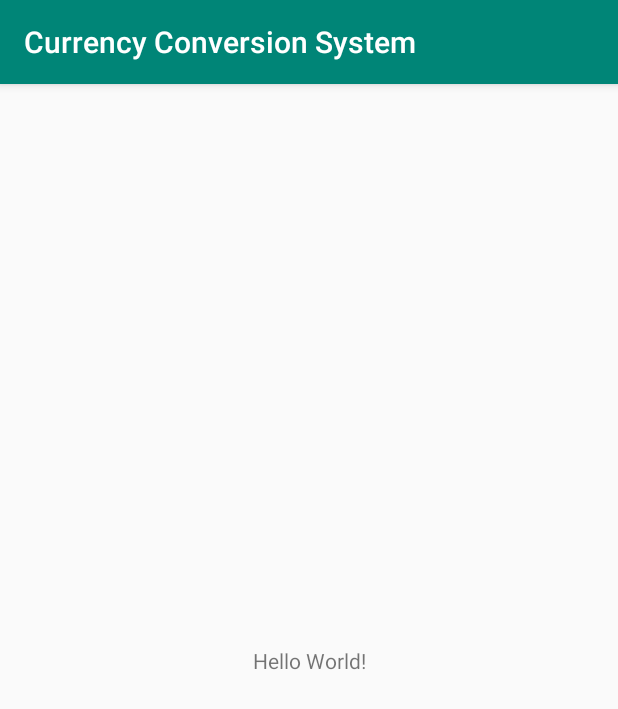
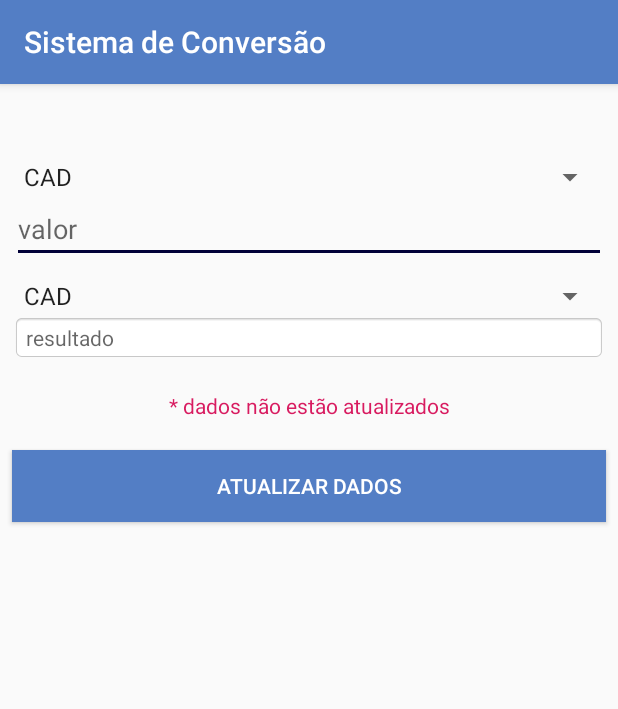
Before and after one commit to leohsmedeiros/CurrencyConversionSystem, an Android app: the screen it shows after launch (MainActivity), on a phone screen of 412 x 824 dp. Shown: the top 709 px of the screen. Run offline under Robolectric (Android 15) with nearby library versions, the phone set to English and light mode, and no system bars.

Commit message:
- customizado o layout da Main Activity. - criados os spinners, o botão e os campos de texto para receber o valor a ser convertido e apresentar o resultado, e criado o campo onde será apresentada a informação se as taxas de conversão estão atualizadas; - adicionadas novas cores para serem utilizadas no layout; - adicionadas novas string para serem utilizadas no layout;

```diff
--- a/app/src/main/res/layout/activity_main.xml
+++ b/app/src/main/res/layout/activity_main.xml
@@ -7,13 +7,56 @@
         android:layout_height="match_parent"
         tools:context=".MainActivity">
 
+    <Spinner
+            android:layout_width="0dp"
+            android:layout_height="wrap_content"
+            android:id="@+id/spinner_from" app:layout_constraintTop_toTopOf="parent"
+            app:layout_constraintStart_toStartOf="parent" android:layout_marginStart="8dp"
+            android:layout_marginTop="50dp"
+            app:layout_constraintEnd_toEndOf="parent" android:layout_marginEnd="8dp"
+            android:entries="@array/spinner_items"/>
+    <EditText
+            android:layout_width="0dp"
+            android:layout_height="wrap_content"
+            android:inputType="number|numberDecimal"
+            android:ems="10"
+            android:id="@+id/et_entry"
+            app:layout_constraintTop_toBottomOf="@+id/spinner_from"
+            app:layout_constraintStart_toStartOf="parent" android:layout_marginStart="8dp"
+            app:layout_constraintEnd_toEndOf="@+id/spinner_from" android:hint="@string/hint_for_entry"
+            android:autofillHints="" tools:targetApi="o"/>
+    <Spinner
+            android:layout_width="0dp"
+            android:layout_height="wrap_content"
+            android:id="@+id/spinner_to"
+            app:layout_constraintEnd_toEndOf="parent"
+            android:layout_marginTop="10dp"
+            app:layout_constraintTop_toBottomOf="@+id/et_entry" app:layout_constraintStart_toStartOf="parent"
+            android:layout_marginStart="8dp" android:layout_marginEnd="8dp" android:entries="@array/spinner_items"/>
     <TextView
-            android:layout_width="wrap_content"
+            android:layout_width="0dp"
+            android:layout_height="wrap_content" android:id="@+id/tv_result" app:layout_constraintEnd_toEndOf="parent"
+            android:background="@android:drawable/editbox_background" android:hint="@string/hint_for_result"
+            android:gravity="center_vertical" android:visibility="visible"
+            app:layout_constraintTop_toBottomOf="@+id/spinner_to" android:layout_marginEnd="8dp"
+            app:layout_constraintStart_toStartOf="parent" android:layout_marginStart="8dp"/>
+    <TextView
+            android:text="@string/outdated_data"
+            android:layout_width="0dp"
             android:layout_height="wrap_content"
-            android:text="Hello World!"
-            app:layout_constraintBottom_toBottomOf="parent"
-            app:layout_constraintLeft_toLeftOf="parent"
-            app:layout_constraintRight_toRightOf="parent"
-            app:layout_constraintTop_toTopOf="parent"/>
+            android:id="@+id/tv_update_info"
+            app:layout_constraintTop_toBottomOf="@+id/tv_result" app:layout_constraintEnd_toEndOf="parent"
+            app:layout_constraintStart_toStartOf="parent"
+            android:layout_marginTop="20dp" android:layout_marginStart="8dp" android:layout_marginEnd="8dp"
+            android:gravity="center" android:textColor="@color/outdated"/>
+    <Button
+            android:text="@string/btn_update_data"
+            android:layout_width="0dp"
+            android:layout_height="wrap_content"
+            android:id="@+id/btn_update"
+            app:layout_constraintTop_toBottomOf="@+id/tv_update_info" android:layout_marginTop="20dp"
+            app:layout_constraintEnd_toEndOf="parent" android:layout_marginEnd="8dp"
+            app:layout_constraintStart_toStartOf="parent" android:layout_marginStart="8dp"
+            android:background="@color/colorPrimary" android:textColor="@color/white"/>
 
 </android.support.constraint.ConstraintLayout>
--- a/app/src/main/res/values/colors.xml
+++ b/app/src/main/res/values/colors.xml
@@ -1,6 +1,15 @@
 <?xml version="1.0" encoding="utf-8"?>
 <resources>
-    <color name="colorPrimary">#008577</color>
-    <color name="colorPrimaryDark">#00574B</color>
-    <color name="colorAccent">#D81B60</color>
+    <!--<color name="colorPrimary">#008577</color>-->
+    <!--<color name="colorPrimaryDark">#00574B</color>-->
+    <!--<color name="colorAccent">#D81B60</color>-->
+
+    <color name="colorPrimary">#537EC5</color>
+    <color name="colorPrimaryDark">#293A80</color>
+    <color name="colorAccent">#010038</color>
+
+    <color name="updated">#00574B</color>
+    <color name="outdated">#D81B60</color>
+    <color name="white">#FFFFFF</color>
+
 </resources>
--- a/app/src/main/res/values/strings.xml
+++ b/app/src/main/res/values/strings.xml
@@ -1,3 +1,42 @@
 <resources>
-    <string name="app_name">Currency Conversion System</string>
+    <string name="app_name">Sistema de Conversão</string>
+    <string name="hint_for_entry">valor</string>
+    <string name="hint_for_result">resultado</string>
+    <string-array name="spinner_items">
+        <item>CAD</item>
+        <item>HKD</item>
+        <item>ISK</item>
+        <item>PHP</item>
+        <item>DKK</item>
+        <item>HUF</item>
+        <item>CZK</item>
+        <item>AUD</item>
+        <item>RON</item>
+        <item>SEK</item>
+        <item>IDR</item>
+        <item>INR</item>
+        <item>BRL</item>
+        <item>RUB</item>
+        <item>HRK</item>
+        <item>JPY</item>
+        <item>THB</item>
+        <item>CHF</item>
+        <item>SGD</item>
+        <item>PLN</item>
+        <item>BGN</item>
+        <item>TRY</item>
+        <item>CNY</item>
+        <item>NOK</item>
+        <item>NZD</item>
+        <item>ZAR</item>
+        <item>USD</item>
+        <item>MXN</item>
+        <item>ILS</item>
+        <item>GBP</item>
+        <item>KRW</item>
+        <item>MYR</item>
+    </string-array>
+    <string name="updated_data">dados estão atualizados</string>
+    <string name="outdated_data">* dados não estão atualizados</string>
+    <string name="btn_update_data">atualizar dados</string>
 </resources>
```
